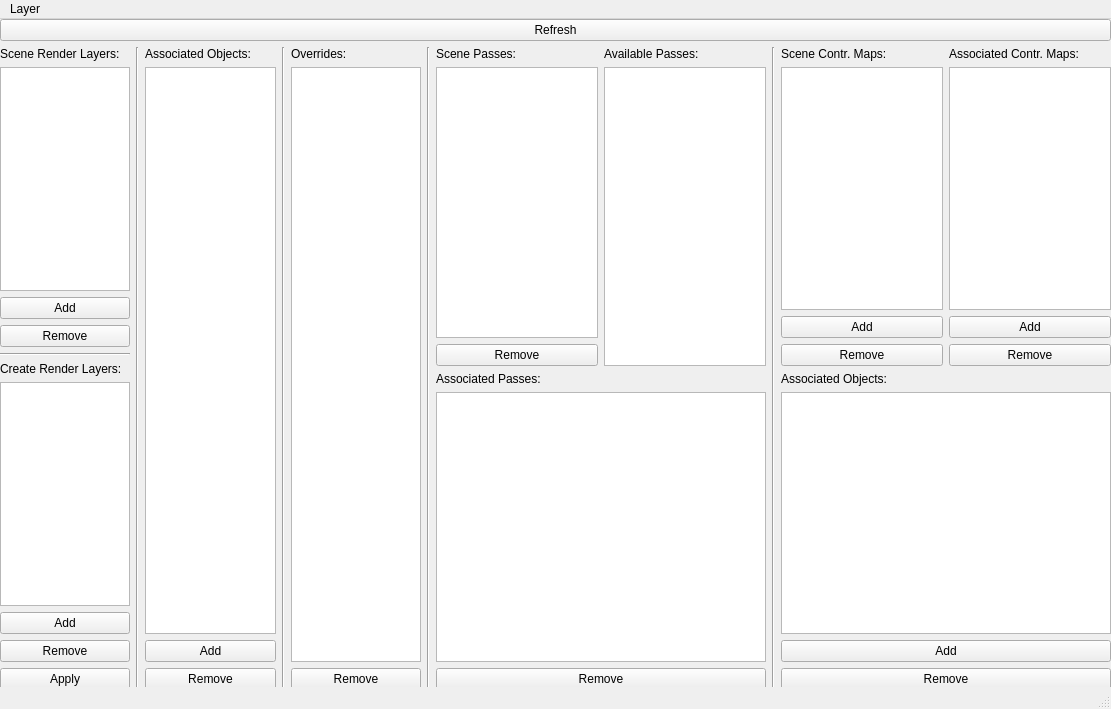
Meglen56/digital37, file Maya/Python/digital37/maya/lighting/MRRenderLayerPassManager.ui: the form before one commit.
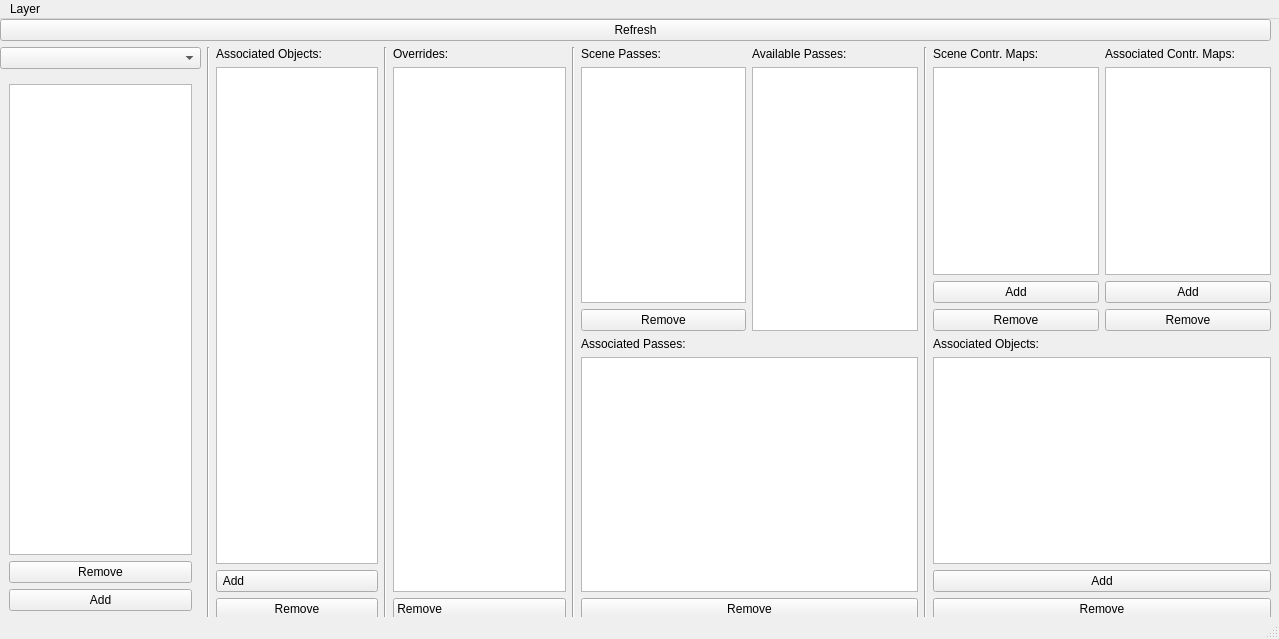
The form after the commit. The open tabs and pages were chosen to show the change.

Commit message: add combobox for layer

The edit to the form file:
```diff
--- a/Maya/Python/digital37/maya/lighting/MRRenderLayerPassManager.ui
+++ b/Maya/Python/digital37/maya/lighting/MRRenderLayerPassManager.ui
@@ -6,8 +6,8 @@
    <rect>
     <x>0</x>
     <y>0</y>
-    <width>1111</width>
-    <height>709</height>
+    <width>1279</width>
+    <height>639</height>
    </rect>
   </property>
   <property name="font">
@@ -27,14 +27,13 @@
      <rect>
       <x>0</x>
       <y>0</y>
-      <width>1111</width>
-      <height>671</height>
+      <width>1271</width>
+      <height>601</height>
      </rect>
     </property>
-    <layout class="QVBoxLayout" name="verticalLayout_10">
+    <layout class="QVBoxLayout" name="verticalLayout_5">
      <item>
-      <layout class="QHBoxLayout" name="horizontalLayout_3"/>
-     </item>
+      <layout class="QHBoxLayout" name="horizontalLayout_MenuBar">
      <item>
       <widget class="QPushButton" name="pushButton_refresh">
        <property name="text">
@@ -42,21 +41,30 @@
        </property>
       </widget>
      </item>
-     <item>
-      <layout class="QHBoxLayout" name="horizontalLayout_7">
+      </layout>
+     </item>
        <item>
         <layout class="QHBoxLayout" name="horizontalLayout">
          <item>
-          <layout class="QVBoxLayout" name="verticalLayout_8">
+        <layout class="QVBoxLayout" name="verticalLayout_L">
+         <item>
+          <layout class="QVBoxLayout" name="verticalLayout_10">
+           <item>
+            <widget class="QComboBox" name="comboBox"/>
+           </item>
+          </layout>
+         </item>
            <item>
             <layout class="QVBoxLayout" name="verticalLayout_7">
              <item>
-              <widget class="QLabel" name="label_RL">
-               <property name="text">
-                <string>Scene Render Layers:</string>
-               </property>
-              </widget>
-             </item>
+            <widget class="QStackedWidget" name="stackedWidget">
+             <property name="currentIndex">
+              <number>1</number>
+             </property>
+             <widget class="QWidget" name="page_SL">
+              <layout class="QVBoxLayout" name="verticalLayout_8">
+               <item>
+                <layout class="QVBoxLayout" name="verticalLayout_9">
              <item>
               <widget class="QListWidget" name="listWidget_SL">
                <property name="locale">
@@ -67,13 +75,6 @@
                </property>
               </widget>
              </item>
-             <item>
-              <widget class="QPushButton" name="pushButton_SL_add">
-               <property name="text">
-                <string>Add</string>
-               </property>
-              </widget>
-             </item>
              <item>
               <widget class="QPushButton" name="pushButton_SL_remove">
                <property name="text">
@@ -82,19 +83,20 @@
               </widget>
              </item>
              <item>
-              <widget class="Line" name="line_5">
-               <property name="orientation">
-                <enum>Qt::Horizontal</enum>
-               </property>
-              </widget>
-             </item>
-             <item>
-              <widget class="QLabel" name="label_RL_2">
+                  <widget class="QPushButton" name="pushButton_SL_add">
                <property name="text">
-                <string>Create Render Layers:</string>
+                    <string>Add</string>
                </property>
               </widget>
              </item>
+                </layout>
+               </item>
+              </layout>
+             </widget>
+             <widget class="QWidget" name="page_CL">
+              <layout class="QVBoxLayout" name="verticalLayout_12">
+               <item>
+                <layout class="QVBoxLayout" name="verticalLayout_11">
              <item>
               <widget class="QListWidget" name="listWidget_CL">
                <property name="locale">
@@ -106,12 +108,12 @@
               </widget>
              </item>
              <item>
-              <layout class="QVBoxLayout" name="verticalLayout_9"/>
+                  <widget class="QComboBox" name="comboBox_O"/>
              </item>
              <item>
               <widget class="QPushButton" name="pushButton_CL_add">
                <property name="text">
-                <string>Add</string>
+                    <string>Add                                              </string>
                </property>
               </widget>
              </item>
@@ -132,6 +134,12 @@
             </layout>
            </item>
           </layout>
+             </widget>
+            </widget>
+           </item>
+          </layout>
+         </item>
+        </layout>
          </item>
          <item>
           <widget class="Line" name="line_3">
@@ -162,7 +170,7 @@
            <item>
             <widget class="QPushButton" name="pushButton_AO_add">
              <property name="text">
-              <string>Add</string>
+            <string> Add                                       </string>
              </property>
             </widget>
            </item>
@@ -176,7 +184,7 @@
           </layout>
          </item>
          <item>
-          <widget class="Line" name="line_4">
+        <widget class="Line" name="line_2">
            <property name="orientation">
             <enum>Qt::Vertical</enum>
            </property>
@@ -204,25 +212,21 @@
            <item>
             <widget class="QPushButton" name="pushButton_O_remove">
              <property name="text">
-              <string>Remove</string>
+            <string>Remove                                    </string>
              </property>
             </widget>
            </item>
           </layout>
          </item>
-        </layout>
-       </item>
        <item>
-        <widget class="Line" name="line">
+        <widget class="Line" name="line_4">
          <property name="orientation">
           <enum>Qt::Vertical</enum>
          </property>
         </widget>
        </item>
        <item>
-        <layout class="QHBoxLayout" name="horizontalLayout_6">
-         <item>
-          <layout class="QVBoxLayout" name="verticalLayout_3">
+        <layout class="QVBoxLayout" name="verticalLayout_P">
            <item>
             <layout class="QHBoxLayout" name="horizontalLayout_2">
              <item>
@@ -337,14 +341,14 @@
           </layout>
          </item>
          <item>
-          <widget class="Line" name="line_2">
+        <widget class="Line" name="line">
            <property name="orientation">
             <enum>Qt::Vertical</enum>
            </property>
           </widget>
          </item>
          <item>
-          <layout class="QVBoxLayout" name="verticalLayout_5">
+        <layout class="QVBoxLayout" name="verticalLayout_M">
            <item>
             <layout class="QHBoxLayout" name="horizontalLayout_5">
              <item>
@@ -486,8 +490,6 @@
         </layout>
        </item>
       </layout>
-     </item>
-    </layout>
    </widget>
   </widget>
   <widget class="QStatusBar" name="statusbar"/>
@@ -496,7 +498,7 @@
     <rect>
      <x>0</x>
      <y>0</y>
-     <width>1111</width>
+     <width>1279</width>
      <height>18</height>
     </rect>
    </property>
```
Left out of the diff: 4 changed lines with no effect on the pictures. Lines whose indentation alone changed are shown as unchanged. The commit also changes 3 other files.
